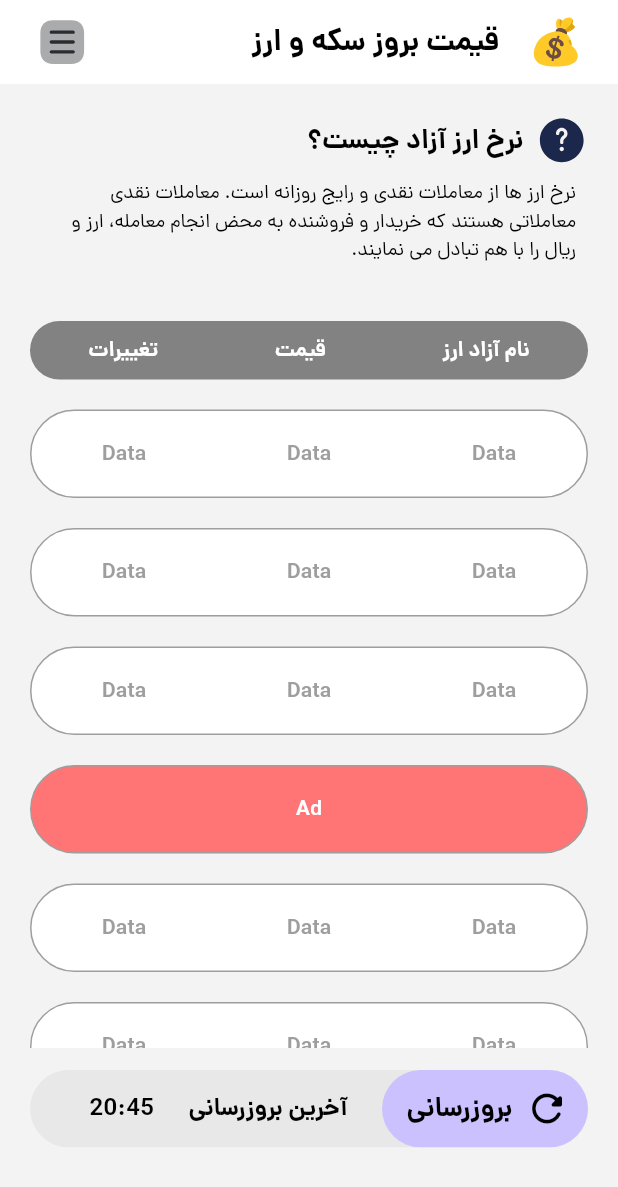
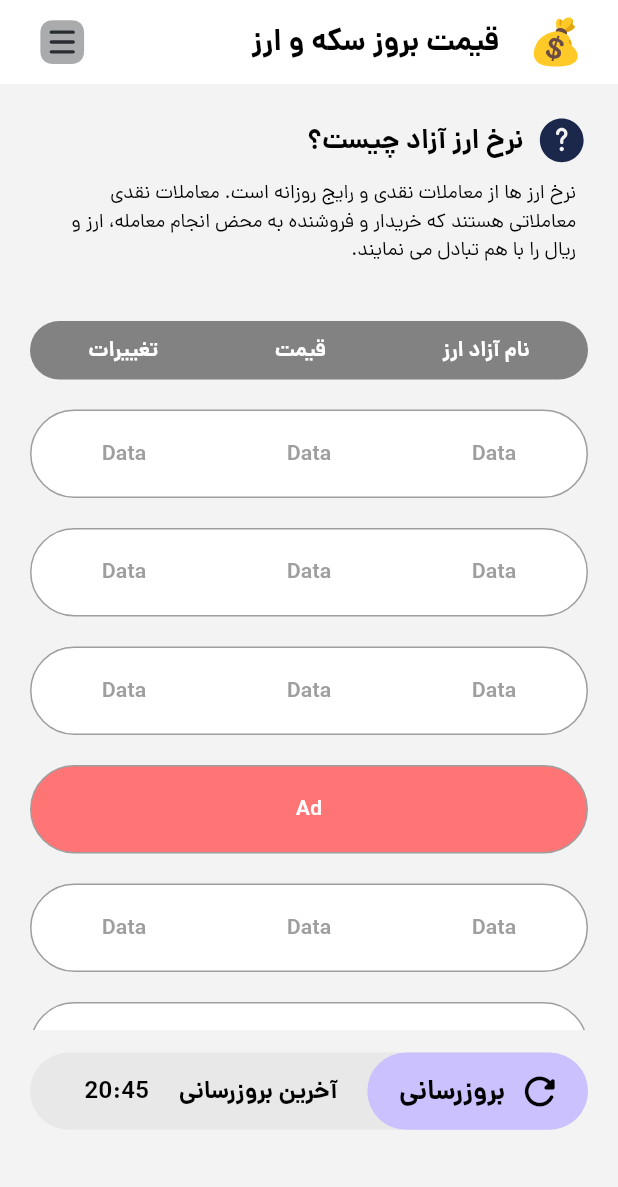
Before and after one commit to mahdi-khoshkhabar/currency_sample, a Flutter app: the screen it shows after launch, on a phone screen of 412 x 824 dp. Shown: the top 1187 px of the screen. Run offline on Flutter 3.47's test engine with Material 3 defaults, Android fonts, the phone set to English and light mode, and no system bars; our stand-ins replace flutter_svg.

Commit message:
some improvement

```diff
--- a/lib/main.dart
+++ b/lib/main.dart
@@ -27,9 +27,8 @@ class MyApp extends StatelessWidget {
       home: Scaffold(
         backgroundColor: SolidColors.backgroundColor,
         appBar: appBar(),
-        body: SingleChildScrollView(
-          child: Padding(
-            padding: const EdgeInsets.all(20.0),
+        body: Padding(
+          padding: const EdgeInsets.fromLTRB(20, 20, 20, 0),
           child: SafeArea(
             child: Column(
               children: [
@@ -75,7 +74,6 @@ class MyApp extends StatelessWidget {
                 //update box
                 updateBox(size)
               ],
-              ),
             ),
           ),
         ),
@@ -149,7 +147,7 @@ class MyApp extends StatelessWidget {
   SizedBox listView(Size size) {
     return SizedBox(
       width: double.infinity,
-      height: size.height / 1.85,
+      height: size.height / 1.9,
       child: ListView.separated(
           itemBuilder: (context, index) {
             return Padding(
@@ -220,7 +218,7 @@ class MyApp extends StatelessWidget {
         mainAxisAlignment: MainAxisAlignment.spaceBetween,
         children: [
           Container(
-              width: size.width / 3,
+              width: size.width / 2.8,
               height: double.maxFinite,
               decoration: BoxDecoration(
                   borderRadius: BorderRadius.circular(1000),
```
Also changed, not shown: model/currency_model.dart (+10 -3 lines). Lines whose indentation alone changed are shown as unchanged.
